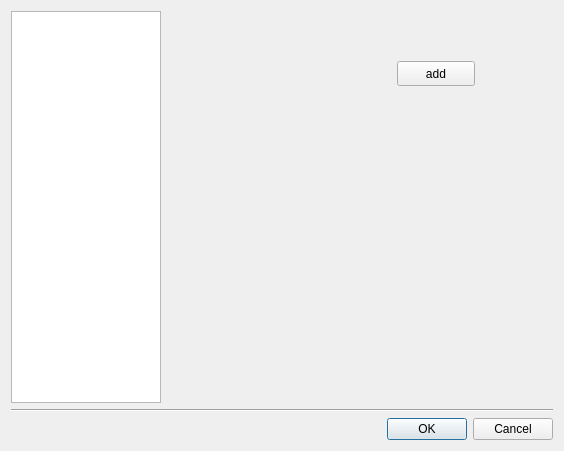
Above: ui/qtgui/settings_dialog.ui from marosi/SocialDesktopClient before the change. Below: the same form after it.
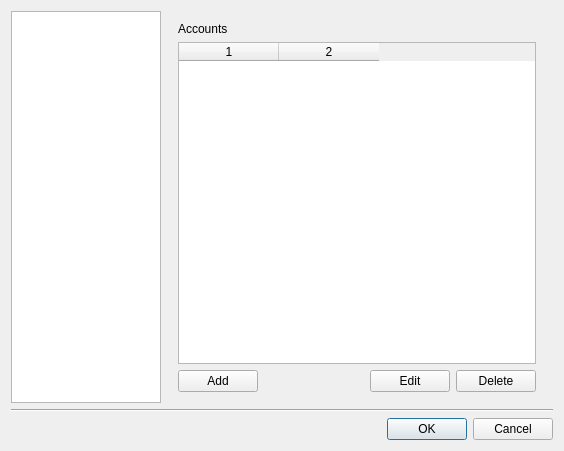
That is the form after the change. The open tabs and pages were chosen to show the change.

The edit to the form file:
```diff
--- a/ui/qtgui/settings_dialog.ui
+++ b/ui/qtgui/settings_dialog.ui
@@ -32,19 +32,101 @@
         <number>1</number>
        </property>
        <widget class="QWidget" name="accountsPage">
-        <widget class="QPushButton" name="pushButton">
-         <property name="geometry">
-          <rect>
-           <x>230</x>
-           <y>50</y>
-           <width>78</width>
-           <height>25</height>
-          </rect>
-         </property>
-         <property name="text">
-          <string>add</string>
-         </property>
-        </widget>
+        <layout class="QVBoxLayout" name="verticalLayout_2">
+         <item>
+          <widget class="QLabel" name="label">
+           <property name="text">
+            <string>Accounts</string>
+           </property>
+          </widget>
+         </item>
+         <item>
+          <widget class="QTableWidget" name="accountsTableWidget">
+           <property name="selectionMode">
+            <enum>QAbstractItemView::SingleSelection</enum>
+           </property>
+           <property name="selectionBehavior">
+            <enum>QAbstractItemView::SelectRows</enum>
+           </property>
+           <property name="showGrid">
+            <bool>false</bool>
+           </property>
+           <property name="columnCount">
+            <number>2</number>
+           </property>
+           <attribute name="horizontalHeaderDefaultSectionSize">
+            <number>100</number>
+           </attribute>
+           <attribute name="horizontalHeaderMinimumSectionSize">
+            <number>20</number>
+           </attribute>
+           <attribute name="horizontalHeaderStretchLastSection">
+            <bool>false</bool>
+           </attribute>
+           <attribute name="verticalHeaderVisible">
+            <bool>false</bool>
+           </attribute>
+           <attribute name="verticalHeaderStretchLastSection">
+            <bool>false</bool>
+           </attribute>
+           <attribute name="verticalHeaderVisible">
+            <bool>false</bool>
+           </attribute>
+           <attribute name="horizontalHeaderStretchLastSection">
+            <bool>false</bool>
+           </attribute>
+           <attribute name="horizontalHeaderMinimumSectionSize">
+            <number>20</number>
+           </attribute>
+           <attribute name="verticalHeaderStretchLastSection">
+            <bool>false</bool>
+           </attribute>
+           <attribute name="horizontalHeaderDefaultSectionSize">
+            <number>100</number>
+           </attribute>
+           <column/>
+           <column/>
+          </widget>
+         </item>
+         <item>
+          <layout class="QHBoxLayout" name="commandBarLayout">
+           <item>
+            <widget class="QPushButton" name="addAccountButton">
+             <property name="text">
+              <string>Add</string>
+             </property>
+            </widget>
+           </item>
+           <item>
+            <spacer name="horizontalSpacer">
+             <property name="orientation">
+              <enum>Qt::Horizontal</enum>
+             </property>
+             <property name="sizeHint" stdset="0">
+              <size>
+               <width>40</width>
+               <height>20</height>
+              </size>
+             </property>
+            </spacer>
+           </item>
+           <item>
+            <widget class="QPushButton" name="editAccountButton">
+             <property name="text">
+              <string>Edit</string>
+             </property>
+            </widget>
+           </item>
+           <item>
+            <widget class="QPushButton" name="deleteAccountButton">
+             <property name="text">
+              <string>Delete</string>
+             </property>
+            </widget>
+           </item>
+          </layout>
+         </item>
+        </layout>
        </widget>
        <widget class="QWidget" name="pluginsPage">
         <widget class="QListView" name="listView">
```
Left out of the diff: 2 changed lines with no effect on the pictures.
